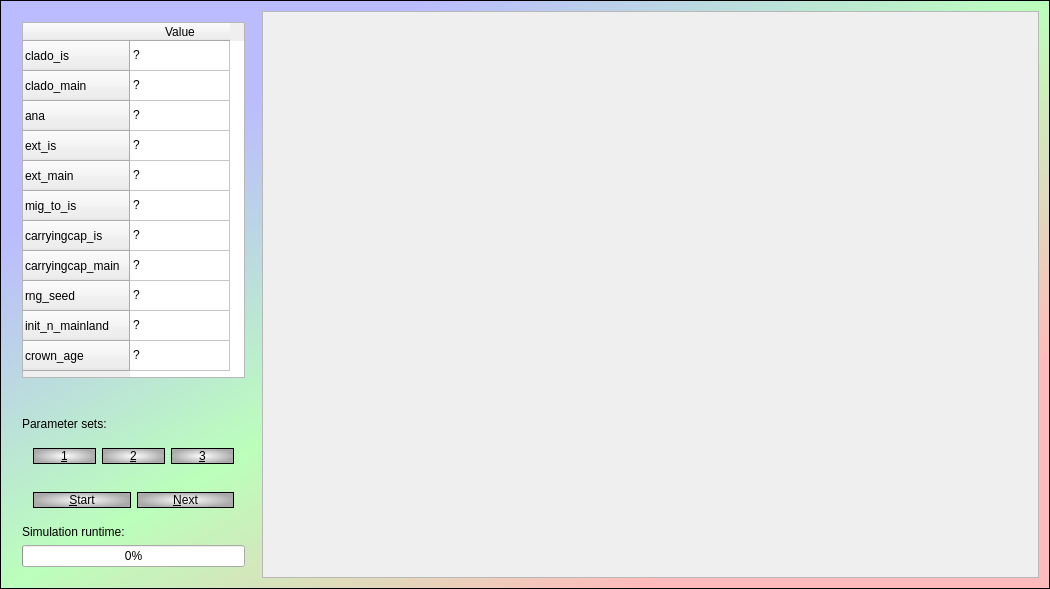
richelbilderbeek/pbdmms, file elly_qtmaindialog.ui: the form before one commit.
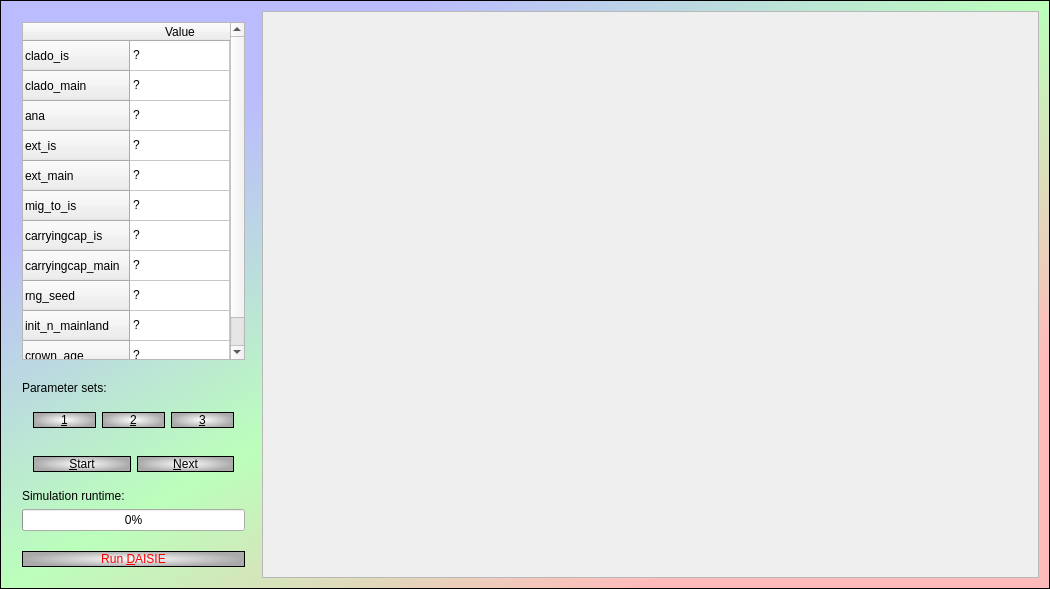
The form after the commit.

Commit message: Run DAISIE in GUI

The edit to the form file:
```diff
--- a/elly_qtmaindialog.ui
+++ b/elly_qtmaindialog.ui
@@ -248,6 +248,29 @@
         </property>
        </widget>
       </item>
+      <item>
+       <spacer name="verticalSpacer_2">
+        <property name="orientation">
+         <enum>Qt::Vertical</enum>
+        </property>
+        <property name="sizeHint" stdset="0">
+         <size>
+          <width>20</width>
+          <height>40</height>
+         </size>
+        </property>
+       </spacer>
+      </item>
+      <item>
+       <widget class="QPushButton" name="run_daisie">
+        <property name="styleSheet">
+         <string notr="true">color: #F00;</string>
+        </property>
+        <property name="text">
+         <string>Run &amp;DAISIE</string>
+        </property>
+       </widget>
+      </item>
      </layout>
     </widget>
    </item>
```
The commit also changes 8 other files.
